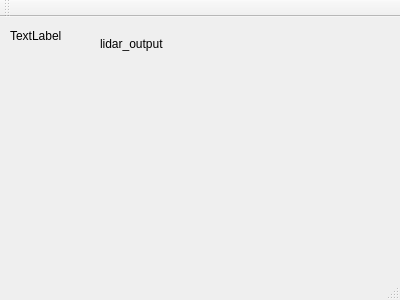
Qt form cpp/lidar/lidar_gui/mainwindow.ui (berickson/car) before a commit.
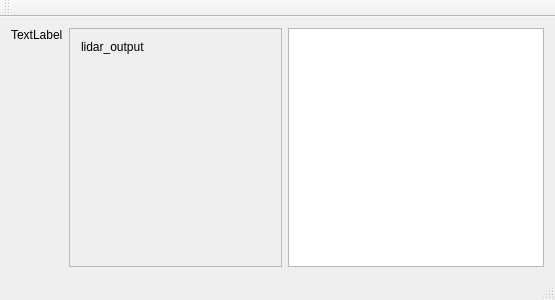
The same form after that commit.

Commit message: Properly draws lidar

Patch:
```diff
--- a/cpp/lidar/lidar_gui/mainwindow.ui
+++ b/cpp/lidar/lidar_gui/mainwindow.ui
@@ -6,7 +6,7 @@
    <rect>
     <x>0</x>
     <y>0</y>
-    <width>400</width>
+    <width>555</width>
     <height>300</height>
    </rect>
   </property>
@@ -14,14 +14,29 @@
    <string>MainWindow</string>
   </property>
   <widget class="QWidget" name="centralWidget">
+   <layout class="QGridLayout" name="gridLayout">
+    <item row="0" column="1">
+     <widget class="QScrollArea" name="scrollArea">
+      <property name="widgetResizable">
+       <bool>true</bool>
+      </property>
+      <widget class="QWidget" name="scrollAreaWidgetContents">
+       <property name="geometry">
+        <rect>
+         <x>0</x>
+         <y>0</y>
+         <width>200</width>
+         <height>219</height>
+        </rect>
+       </property>
+       <layout class="QVBoxLayout" name="verticalLayout">
+        <item>
    <widget class="QLabel" name="lidar_output">
-    <property name="geometry">
-     <rect>
-      <x>100</x>
-      <y>20</y>
-      <width>221</width>
-      <height>221</height>
-     </rect>
+          <property name="sizePolicy">
+           <sizepolicy hsizetype="Expanding" vsizetype="Expanding">
+            <horstretch>0</horstretch>
+            <verstretch>0</verstretch>
+           </sizepolicy>
     </property>
     <property name="text">
      <string>lidar_output</string>
@@ -30,19 +45,22 @@
      <set>Qt::AlignLeading|Qt::AlignLeft|Qt::AlignTop</set>
     </property>
    </widget>
+        </item>
+       </layout>
+      </widget>
+     </widget>
+    </item>
+    <item row="0" column="0" alignment="Qt::AlignTop">
    <widget class="QLabel" name="scan_count_label">
-    <property name="geometry">
-     <rect>
-      <x>10</x>
-      <y>10</y>
-      <width>67</width>
-      <height>17</height>
-     </rect>
-    </property>
     <property name="text">
      <string>TextLabel</string>
     </property>
    </widget>
+    </item>
+    <item row="0" column="2">
+     <widget class="QGraphicsView" name="graphics_view"/>
+    </item>
+   </layout>
   </widget>
   <widget class="QMenuBar" name="menuBar">
    <property name="geometry">
```
Left out of the diff: 2 changed lines with no effect on the pictures. Lines whose indentation alone changed are shown as unchanged. The commit also changes 2 other files.
